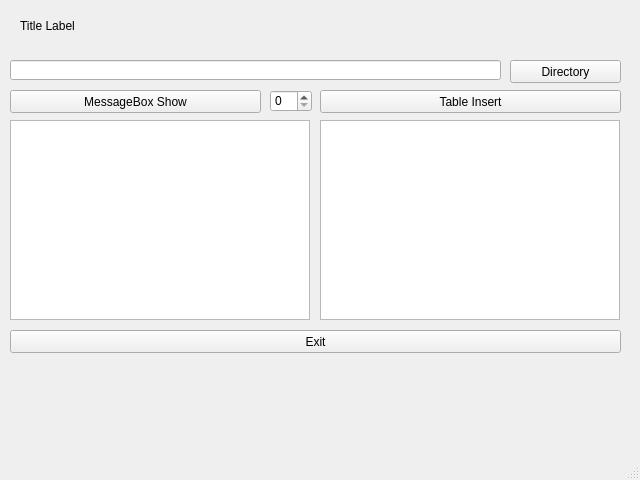
This is QtWidgetsExsample/QtWidgetsExsample.ui in SELF-C/QtWidgetsExsample as Qt 5 draws it before an edit. The edited form follows.
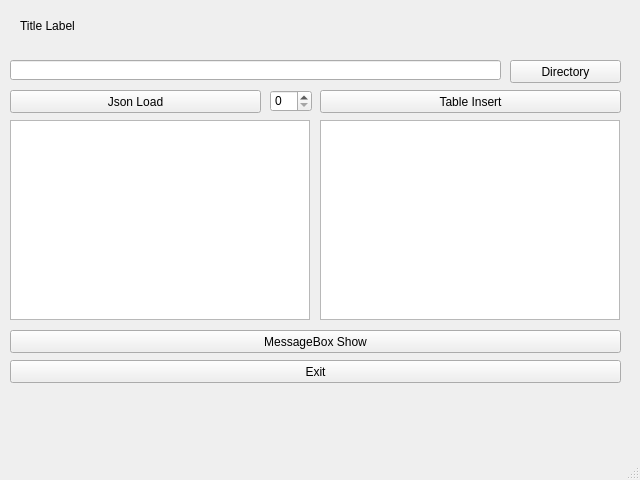
This is the edited form.

Commit message: uiを追加

```diff
--- a/QtWidgetsExsample/QtWidgetsExsample.ui
+++ b/QtWidgetsExsample/QtWidgetsExsample.ui
@@ -18,8 +18,8 @@
     <property name="geometry">
      <rect>
       <x>10</x>
-      <y>90</y>
-      <width>251</width>
+      <y>330</y>
+      <width>611</width>
       <height>23</height>
      </rect>
     </property>
@@ -110,7 +110,7 @@
     <property name="geometry">
      <rect>
       <x>10</x>
-      <y>330</y>
+      <y>360</y>
       <width>611</width>
       <height>23</height>
      </rect>
@@ -119,6 +119,19 @@
      <string>Exit</string>
     </property>
    </widget>
+   <widget class="QPushButton" name="jsonLoadPushButton">
+    <property name="geometry">
+     <rect>
+      <x>10</x>
+      <y>90</y>
+      <width>251</width>
+      <height>23</height>
+     </rect>
+    </property>
+    <property name="text">
+     <string>Json Load</string>
+    </property>
+   </widget>
    <zorder>directoryLineEdit</zorder>
    <zorder>msgShowPushButton</zorder>
    <zorder>directoryPushButton</zorder>
```
Left out of the diff: 1 changed line with no effect on the pictures. The commit also changes 1 other file.
